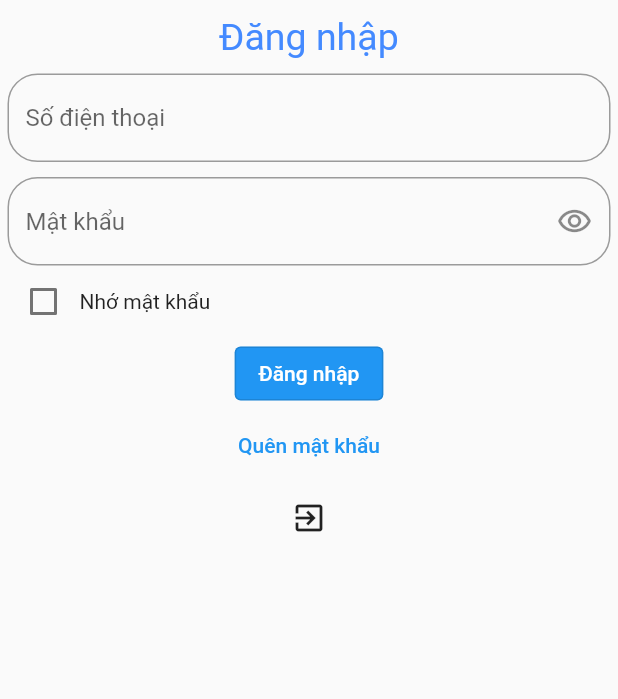
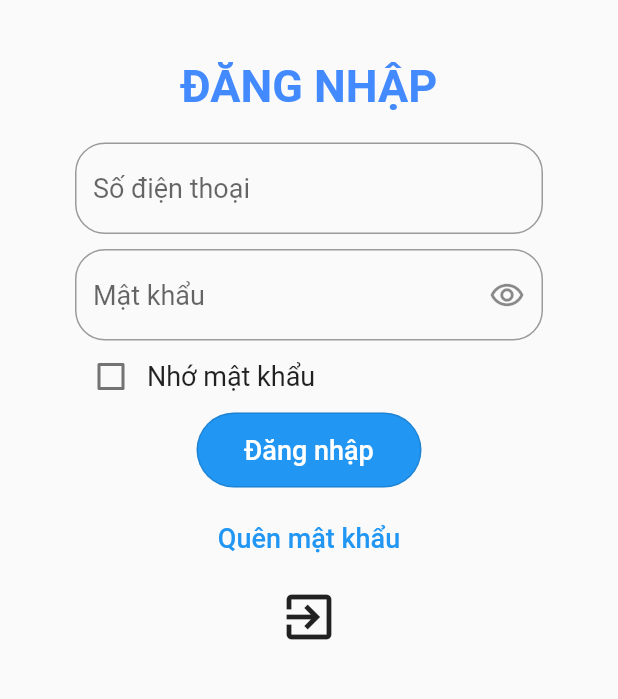
Before and after one commit to htienn611/LT_Nhung_DoAn_MonHoc, a Flutter app: the loginScreen screen opened directly, on a phone screen of 412 x 824 dp, the part 450-1149 px from its top. Run offline on Flutter 3.47's test engine with Material 2 defaults, Android fonts, the phone set to English and light mode, and no system bars.

Commit message:
update acc_cre_screen

```diff
--- a/lib/main.dart
+++ b/lib/main.dart
@@ -1,3 +1,4 @@
+import 'package:doan_monhoc/views/admin/account_creation_screen.dart';
 import 'package:doan_monhoc/views/login_screen.dart';
 import 'package:flutter/material.dart';
 
@@ -17,6 +18,6 @@ class MyApp extends StatelessWidget {
         primarySwatch: Colors.blue,
       ),
       home: Scaffold(),
-    );
+      );
   }
 }
--- a/lib/views/login_screen.dart
+++ b/lib/views/login_screen.dart
@@ -20,8 +20,9 @@ class _loginScreenState extends State<loginScreen> {
       body: SingleChildScrollView(
         child: Center(
           child: Container(
-            padding: EdgeInsets.fromLTRB(5, 150, 5, 5),
+            padding: EdgeInsets.fromLTRB(50, 150, 50, 5),
             child: Column(
+
               children: [
                 ClipRRect(
                   borderRadius: BorderRadius.circular(200),
@@ -32,22 +33,22 @@ class _loginScreenState extends State<loginScreen> {
                     fit: BoxFit.cover,
                   ),
                 ),
-                Padding(padding: EdgeInsets.all(5)),
+                Padding(padding: EdgeInsets.all(20)),
                 Text(
-                  "Đăng nhập",
-                  style: TextStyle(color: Colors.blueAccent, fontSize: 25),
+                  "ĐĂNG NHẬP",
+                  style: TextStyle(color: Colors.blueAccent, fontSize: 30,fontWeight: FontWeight.bold),
                 ),
-                Padding(padding: EdgeInsets.all(5)),
+                Padding(padding: EdgeInsets.all(10)),
                 TextField(
                   decoration: InputDecoration(
-                      hintText: 'Số điện thoại',
+                      hintText: 'Số điện thoại',hintStyle: TextStyle(fontSize: 18),
                       border: OutlineInputBorder(
                           borderRadius: BorderRadius.circular(20))),
                 ),
                 Padding(padding: EdgeInsets.all(5)),
                 TextField(
                   decoration: InputDecoration(
-                    hintText: 'Mật khẩu',
+                    hintText: 'Mật khẩu',hintStyle: TextStyle(fontSize: 18),
                     border: OutlineInputBorder(
                         borderRadius: BorderRadius.circular(20)),
                     suffixIcon: IconButton(
@@ -68,32 +69,40 @@ class _loginScreenState extends State<loginScreen> {
                             ischecked = value!;
                           });
                         }),
-                    Text("Nhớ mật khẩu")
+                    Text("Nhớ mật khẩu",style: TextStyle(fontSize: 18),)
                   ],
                 ),
                 OutlinedButton(
                   onPressed: () {},
+
                   child: Text(
                     "Đăng nhập",
-                    style: TextStyle(color: Colors.white),
+                    style: TextStyle(color: Colors.white,fontSize: 18),
                   ),
+
                   style: ButtonStyle(
                       backgroundColor: MaterialStateColor.resolveWith(
-                          (states) => Colors.blue)),
+                          (states) => Colors.blue),
+                            shape: MaterialStatePropertyAll(RoundedRectangleBorder(borderRadius: BorderRadius.circular(50))),
+                            minimumSize: MaterialStateProperty.all(Size(150, 50))
+                          ),
+
                 ),
+                Padding(padding: EdgeInsets.all(5)),
                 TextButton(
                     onPressed: () {},
                     child: Text(
                       "Quên mật khẩu",
-                      style: TextStyle(color: Colors.blue),
-                    )),
+                      style: TextStyle(color: Colors.blue,fontSize: 18),
+                    ),
+                ),
                 IconButton(
                     onPressed: () {
                       SystemChannels.platform
                           .invokeMethod('SystemNavigator.pop');
                       exit(0);
                     },
-                    icon: Icon(Icons.exit_to_app)),
+                    icon: Icon(Icons.exit_to_app),iconSize: 40,),
               ],
             ),
           ),
```
Also changed, not shown: lib/views/admin/account_creation_screen.dart (+87 -0 lines).
